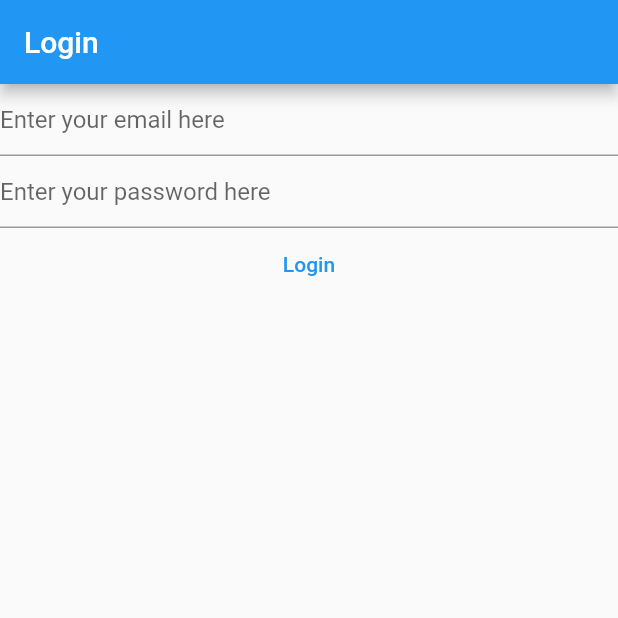
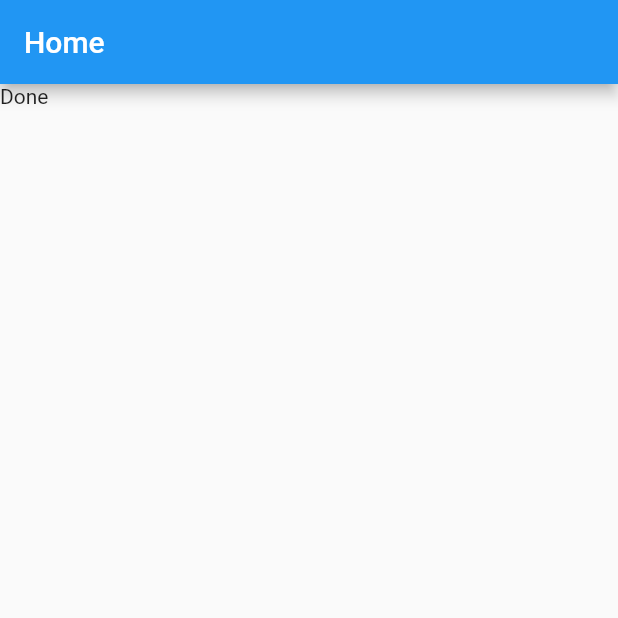
Before and after one commit to dadaxon0019/free-flutter-course-Vandad, a Flutter app: the screen it shows after launch, on a phone screen of 412 x 824 dp, the top half of it. Run offline on Flutter 3.47's test engine with Material 2 defaults, Android fonts, the phone set to English and light mode, and no system bars; our stand-ins replace firebase_auth, firebase_core; accounts and stored records are empty.

```diff
--- a/lib/main.dart
+++ b/lib/main.dart
@@ -11,40 +11,18 @@
     theme: ThemeData(
       primarySwatch: Colors.blue,
     ),
-    home: const LoginView(),
+    home: const HomePage(),
   ));
 }
 
-class RegisterView extends StatefulWidget {
-  const RegisterView({super.key});
-
-  @override
-  State<RegisterView> createState() => _RegisterViewState();
-}
-
-class _RegisterViewState extends State<RegisterView> {
-  late final TextEditingController _email;
-  late final TextEditingController _password;
-
-  @override
-  void initState() {
-    _email = TextEditingController();
-    _password = TextEditingController();
-    super.initState();
-  }
-
-  @override
-  void dispose() {
-    _email.dispose();
-    _password.dispose();
-    super.dispose();
-  }
+class HomePage extends StatelessWidget {
+  const HomePage({super.key});
 
   @override
   Widget build(BuildContext context) {
     return Scaffold(
       appBar: AppBar(
-        title: const Text('Register'),
+        title: const Text('Home'),
       ),
       body: FutureBuilder(
         future: Firebase.initializeApp(
@@ -53,51 +31,15 @@
         builder: (context, snapshot) {
           switch (snapshot.connectionState) {
             case ConnectionState.done:
-              return Column(
-                children: [
-                  TextField(
-                    controller: _email,
-                    enableSuggestions: false,
-                    autocorrect: false,
-                    keyboardType: TextInputType.emailAddress,
-                    decoration: const InputDecoration(
-                      hintText: 'Enter your email here',
-                    ),
-                  ),
-                  TextField(
-                    controller: _password,
-                    obscureText: true,
-                    enableSuggestions: false,
-                    autocorrect: false,
-                    decoration: const InputDecoration(
-                      hintText: 'Enter your password here',
-                    ),
-                  ),
-                  TextButton(
-                    onPressed: () async {
-                      final email = _email.text;
-                      final password = _password.text;
-                      try {
-                        final userCredential = await FirebaseAuth.instance
-                            .createUserWithEmailAndPassword(
-                                email: email, password: password);
-                        print(userCredential);
-                      } on FirebaseAuthException catch (e) {
-                        if (e.code == 'weak-password') {
-                          print('Week password');
-                        } else if (e.code == 'email-already-in-use') {
-                          print('Email is already in use');
-                        } else if (e.code == 'invalid-email') {
-                          print('Invalid email entered ');
-                        }
-                      }
-                    },
-                    child: const Text('Register'),
-                  ),
-                ],
-              );
+              final user = FirebaseAuth.instance.currentUser;
+              if (user?.emailVerified ?? false) {
+                print('You are a verified user');
+              } else {
+                print('You need to verify your email first');
+              }
+              return Text('Done');
             default:
-              return const Text('Register');
+              return const Text('Login');
           }
         },
       ),
```
Also changed, not shown: lib/view/regist_view.dart (added, +95 -0 lines).
